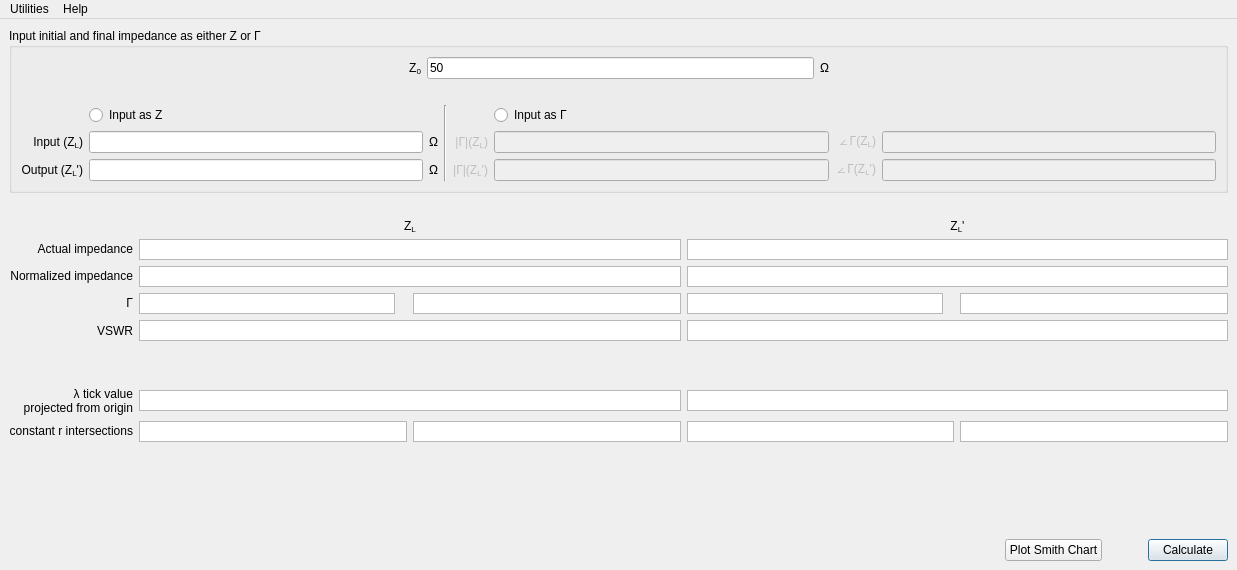
Old version of the form ui/smith_chart.ui in the repository urbanij/syRF.
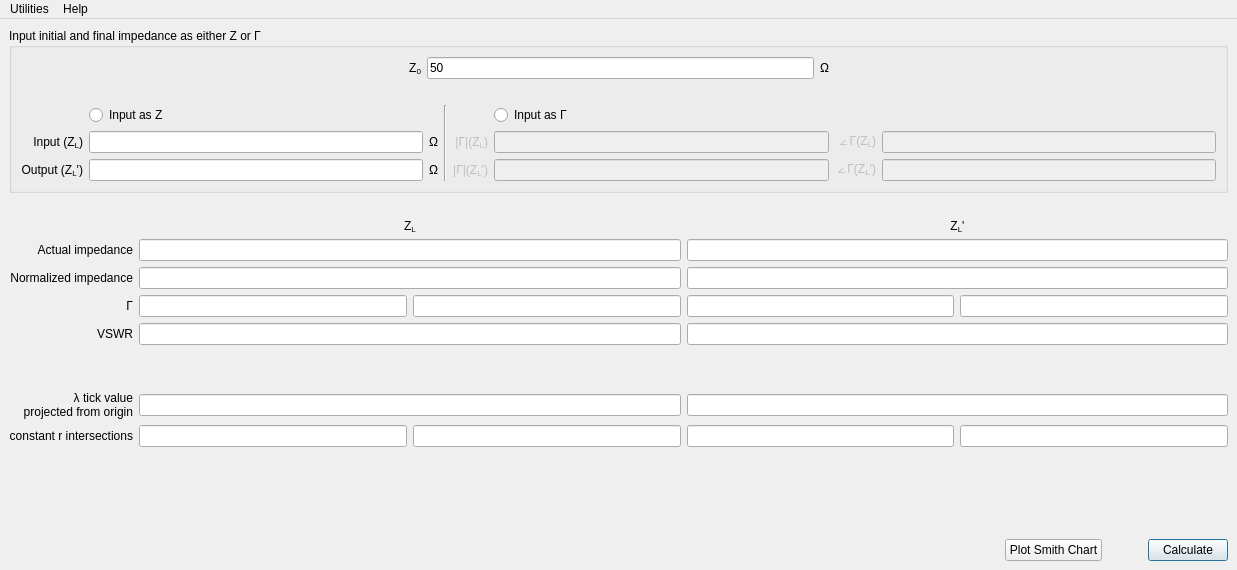
New version of the form.

```diff
--- a/ui/smith_chart.ui
+++ b/ui/smith_chart.ui
@@ -326,177 +326,6 @@
         </property>
        </widget>
       </item>
-      <item row="7" column="4">
-       <widget class="QTextBrowser" name="zout_constant_r_int2_box">
-        <property name="sizePolicy">
-         <sizepolicy hsizetype="MinimumExpanding" vsizetype="Expanding">
-          <horstretch>0</horstretch>
-          <verstretch>0</verstretch>
-         </sizepolicy>
-        </property>
-        <property name="maximumSize">
-         <size>
-          <width>16777215</width>
-          <height>21</height>
-         </size>
-        </property>
-        <property name="verticalScrollBarPolicy">
-         <enum>Qt::ScrollBarAlwaysOff</enum>
-        </property>
-       </widget>
-      </item>
-      <item row="7" column="3">
-       <widget class="QTextBrowser" name="zout_constant_r_int1_box">
-        <property name="sizePolicy">
-         <sizepolicy hsizetype="MinimumExpanding" vsizetype="Expanding">
-          <horstretch>0</horstretch>
-          <verstretch>0</verstretch>
-         </sizepolicy>
-        </property>
-        <property name="maximumSize">
-         <size>
-          <width>16777215</width>
-          <height>21</height>
-         </size>
-        </property>
-        <property name="verticalScrollBarPolicy">
-         <enum>Qt::ScrollBarAlwaysOff</enum>
-        </property>
-       </widget>
-      </item>
-      <item row="7" column="2">
-       <widget class="QTextBrowser" name="zin_constant_r_int2_box">
-        <property name="sizePolicy">
-         <sizepolicy hsizetype="MinimumExpanding" vsizetype="Expanding">
-          <horstretch>0</horstretch>
-          <verstretch>0</verstretch>
-         </sizepolicy>
-        </property>
-        <property name="maximumSize">
-         <size>
-          <width>16777215</width>
-          <height>21</height>
-         </size>
-        </property>
-        <property name="verticalScrollBarPolicy">
-         <enum>Qt::ScrollBarAlwaysOff</enum>
-        </property>
-       </widget>
-      </item>
-      <item row="2" column="1" colspan="2">
-       <widget class="QTextBrowser" name="z_in_box">
-        <property name="sizePolicy">
-         <sizepolicy hsizetype="MinimumExpanding" vsizetype="Expanding">
-          <horstretch>0</horstretch>
-          <verstretch>0</verstretch>
-         </sizepolicy>
-        </property>
-        <property name="maximumSize">
-         <size>
-          <width>16777215</width>
-          <height>21</height>
-         </size>
-        </property>
-        <property name="verticalScrollBarPolicy">
-         <enum>Qt::ScrollBarAlwaysOff</enum>
-        </property>
-       </widget>
-      </item>
-      <item row="3" column="1">
-       <widget class="QTextBrowser" name="gamma_zin_actual_box">
-        <property name="sizePolicy">
-         <sizepolicy hsizetype="Fixed" vsizetype="Expanding">
-          <horstretch>0</horstretch>
-          <verstretch>0</verstretch>
-         </sizepolicy>
-        </property>
-        <property name="maximumSize">
-         <size>
-          <width>16777215</width>
-          <height>21</height>
-         </size>
-        </property>
-        <property name="verticalScrollBarPolicy">
-         <enum>Qt::ScrollBarAlwaysOff</enum>
-        </property>
-       </widget>
-      </item>
-      <item row="2" column="3" colspan="2">
-       <widget class="QTextBrowser" name="z_out_box">
-        <property name="sizePolicy">
-         <sizepolicy hsizetype="MinimumExpanding" vsizetype="Expanding">
-          <horstretch>0</horstretch>
-          <verstretch>0</verstretch>
-         </sizepolicy>
-        </property>
-        <property name="maximumSize">
-         <size>
-          <width>16777215</width>
-          <height>21</height>
-         </size>
-        </property>
-        <property name="verticalScrollBarPolicy">
-         <enum>Qt::ScrollBarAlwaysOff</enum>
-        </property>
-       </widget>
-      </item>
-      <item row="6" column="1" colspan="2">
-       <widget class="QTextBrowser" name="lambda_tick_zin_box">
-        <property name="sizePolicy">
-         <sizepolicy hsizetype="MinimumExpanding" vsizetype="Expanding">
-          <horstretch>0</horstretch>
-          <verstretch>0</verstretch>
-         </sizepolicy>
-        </property>
-        <property name="maximumSize">
-         <size>
-          <width>16777215</width>
-          <height>21</height>
-         </size>
-        </property>
-        <property name="verticalScrollBarPolicy">
-         <enum>Qt::ScrollBarAlwaysOff</enum>
-        </property>
-       </widget>
-      </item>
-      <item row="1" column="1" colspan="2">
-       <widget class="QTextBrowser" name="z_in_box_2">
-        <property name="sizePolicy">
-         <sizepolicy hsizetype="MinimumExpanding" vsizetype="Expanding">
-          <horstretch>0</horstretch>
-          <verstretch>0</verstretch>
-         </sizepolicy>
-        </property>
-        <property name="maximumSize">
-         <size>
-          <width>16777215</width>
-          <height>21</height>
-         </size>
-        </property>
-        <property name="verticalScrollBarPolicy">
-         <enum>Qt::ScrollBarAlwaysOff</enum>
-        </property>
-       </widget>
-      </item>
-      <item row="1" column="3" colspan="2">
-       <widget class="QTextBrowser" name="z_in_box_5">
-        <property name="sizePolicy">
-         <sizepolicy hsizetype="MinimumExpanding" vsizetype="Expanding">
-          <horstretch>0</horstretch>
-          <verstretch>0</verstretch>
-         </sizepolicy>
-        </property>
-        <property name="maximumSize">
-         <size>
-          <width>16777215</width>
-          <height>21</height>
-         </size>
-        </property>
-        <property name="verticalScrollBarPolicy">
-         <enum>Qt::ScrollBarAlwaysOff</enum>
-        </property>
-       </widget>
-      </item>
       <item row="6" column="0">
        <widget class="QLabel" name="label_97">
         <property name="sizePolicy">
@@ -567,25 +396,6 @@
         </property>
        </widget>
       </item>
-      <item row="3" column="3">
-       <widget class="QTextBrowser" name="gamma_zout_actual_box">
-        <property name="sizePolicy">
-         <sizepolicy hsizetype="Fixed" vsizetype="Expanding">
-          <horstretch>0</horstretch>
-          <verstretch>0</verstretch>
-         </sizepolicy>
-        </property>
-        <property name="maximumSize">
-         <size>
-          <width>16777215</width>
-          <height>21</height>
-         </size>
-        </property>
-        <property name="verticalScrollBarPolicy">
-         <enum>Qt::ScrollBarAlwaysOff</enum>
-        </property>
-       </widget>
-      </item>
       <item row="2" column="0">
        <widget class="QLabel" name="label_93">
         <property name="sizePolicy">
@@ -602,44 +412,6 @@
         </property>
        </widget>
       </item>
-      <item row="3" column="2">
-       <widget class="QTextBrowser" name="gamma_zin_box">
-        <property name="sizePolicy">
-         <sizepolicy hsizetype="MinimumExpanding" vsizetype="Expanding">
-          <horstretch>0</horstretch>
-          <verstretch>0</verstretch>
-         </sizepolicy>
-        </property>
-        <property name="maximumSize">
-         <size>
-          <width>16777215</width>
-          <height>21</height>
-         </size>
-        </property>
-        <property name="verticalScrollBarPolicy">
-         <enum>Qt::ScrollBarAlwaysOff</enum>
-        </property>
-       </widget>
-      </item>
-      <item row="3" column="4">
-       <widget class="QTextBrowser" name="gamma_zout_box">
-        <property name="sizePolicy">
-         <sizepolicy hsizetype="MinimumExpanding" vsizetype="Expanding">
-          <horstretch>0</horstretch>
-          <verstretch>0</verstretch>
-         </sizepolicy>
-        </property>
-        <property name="maximumSize">
-         <size>
-          <width>16777215</width>
-          <height>21</height>
-         </size>
-        </property>
-        <property name="verticalScrollBarPolicy">
-         <enum>Qt::ScrollBarAlwaysOff</enum>
-        </property>
-       </widget>
-      </item>
       <item row="4" column="0">
        <widget class="QLabel" name="label">
         <property name="text">
@@ -650,63 +422,6 @@
         </property>
        </widget>
       </item>
-      <item row="4" column="3" colspan="2">
-       <widget class="QTextBrowser" name="vswr_zout_box">
-        <property name="sizePolicy">
-         <sizepolicy hsizetype="MinimumExpanding" vsizetype="Expanding">
-          <horstretch>0</horstretch>
-          <verstretch>0</verstretch>
-         </sizepolicy>
-        </property>
-        <property name="maximumSize">
-         <size>
-          <width>16777215</width>
-          <height>21</height>
-         </size>
-        </property>
-        <property name="verticalScrollBarPolicy">
-         <enum>Qt::ScrollBarAlwaysOff</enum>
-        </property>
-       </widget>
-      </item>
-      <item row="7" column="1">
-       <widget class="QTextBrowser" name="zin_constant_r_int1_box">
-        <property name="sizePolicy">
-         <sizepolicy hsizetype="MinimumExpanding" vsizetype="Expanding">
-          <horstretch>0</horstretch>
-          <verstretch>0</verstretch>
-         </sizepolicy>
-        </property>
-        <property name="maximumSize">
-         <size>
-          <width>16777215</width>
-          <height>21</height>
-         </size>
-        </property>
-        <property name="verticalScrollBarPolicy">
-         <enum>Qt::ScrollBarAlwaysOff</enum>
-        </property>
-       </widget>
-      </item>
-      <item row="4" column="1" colspan="2">
-       <widget class="QTextBrowser" name="vswr_zin_box">
-        <property name="sizePolicy">
-         <sizepolicy hsizetype="MinimumExpanding" vsizetype="Expanding">
-          <horstretch>0</horstretch>
-          <verstretch>0</verstretch>
-         </sizepolicy>
-        </property>
-        <property name="maximumSize">
-         <size>
-          <width>16777215</width>
-          <height>21</height>
-         </size>
-        </property>
-        <property name="verticalScrollBarPolicy">
-         <enum>Qt::ScrollBarAlwaysOff</enum>
-        </property>
-       </widget>
-      </item>
       <item row="0" column="3" colspan="2">
        <widget class="QLabel" name="label_100">
         <property name="sizePolicy">
@@ -729,25 +444,6 @@
         </property>
        </widget>
       </item>
-      <item row="6" column="3" colspan="2">
-       <widget class="QTextBrowser" name="lambda_tick_zout_box">
-        <property name="sizePolicy">
-         <sizepolicy hsizetype="MinimumExpanding" vsizetype="Expanding">
-          <horstretch>0</horstretch>
-          <verstretch>0</verstretch>
-         </sizepolicy>
-        </property>
-        <property name="maximumSize">
-         <size>
-          <width>16777215</width>
-          <height>21</height>
-         </size>
-        </property>
-        <property name="verticalScrollBarPolicy">
-         <enum>Qt::ScrollBarAlwaysOff</enum>
-        </property>
-       </widget>
-      </item>
       <item row="5" column="1">
        <spacer name="verticalSpacer">
         <property name="orientation">
@@ -761,6 +457,118 @@
         </property>
        </spacer>
       </item>
+      <item row="1" column="1" colspan="2">
+       <widget class="QLineEdit" name="z_in_box_2">
+        <property name="readOnly">
+         <bool>true</bool>
+        </property>
+       </widget>
+      </item>
+      <item row="2" column="1" colspan="2">
+       <widget class="QLineEdit" name="z_in_box">
+        <property name="readOnly">
+         <bool>true</bool>
+        </property>
+       </widget>
+      </item>
+      <item row="3" column="1">
+       <widget class="QLineEdit" name="gamma_zin_actual_box">
+        <property name="readOnly">
+         <bool>true</bool>
+        </property>
+       </widget>
+      </item>
+      <item row="3" column="2">
+       <widget class="QLineEdit" name="gamma_zin_box">
+        <property name="readOnly">
+         <bool>true</bool>
+        </property>
+       </widget>
+      </item>
+      <item row="4" column="1" colspan="2">
+       <widget class="QLineEdit" name="vswr_zin_box">
+        <property name="readOnly">
+         <bool>true</bool>
+        </property>
+       </widget>
+      </item>
+      <item row="6" column="1" colspan="2">
+       <widget class="QLineEdit" name="lambda_tick_zin_box">
+        <property name="readOnly">
+         <bool>true</bool>
+        </property>
+       </widget>
+      </item>
+      <item row="7" column="1">
+       <widget class="QLineEdit" name="zin_constant_r_int1_box">
+        <property name="readOnly">
+         <bool>true</bool>
+        </property>
+       </widget>
+      </item>
+      <item row="7" column="2">
+       <widget class="QLineEdit" name="zin_constant_r_int2_box">
+        <property name="readOnly">
+         <bool>true</bool>
+        </property>
+       </widget>
+      </item>
+      <item row="1" column="3" colspan="2">
+       <widget class="QLineEdit" name="z_in_box_5">
+        <property name="readOnly">
+         <bool>true</bool>
+        </property>
+       </widget>
+      </item>
+      <item row="2" column="3" colspan="2">
+       <widget class="QLineEdit" name="z_out_box">
+        <property name="readOnly">
+         <bool>true</bool>
+        </property>
+       </widget>
+      </item>
+      <item row="3" column="3">
+       <widget class="QLineEdit" name="gamma_zout_actual_box">
+        <property name="readOnly">
+         <bool>true</bool>
+        </property>
+       </widget>
+      </item>
+      <item row="3" column="4">
+       <widget class="QLineEdit" name="gamma_zout_box">
+        <property name="readOnly">
+         <bool>true</bool>
+        </property>
+       </widget>
+      </item>
+      <item row="4" column="3" colspan="2">
+       <widget class="QLineEdit" name="vswr_zout_box">
+        <property name="readOnly">
+         <bool>true</bool>
+        </property>
+       </widget>
+      </item>
+      <item row="6" column="3" colspan="2">
+       <widget class="QLineEdit" name="lambda_tick_zout_box">
+        <property name="readOnly">
+         <bool>true</bool>
+        </property>
+       </widget>
+      </item>
+      <item row="7" column="3">
+       <widget class="QLineEdit" name="zout_constant_r_int1_box">
+        <property name="readOnly">
+         <bool>true</bool>
+        </property>
+       </widget>
+      </item>
+      <item row="7" column="4">
+       <widget class="QLineEdit" name="zout_constant_r_int2_box">
+        <property name="readOnly">
+         <bool>true</bool>
+        </property>
+       </widget>
+      </item>
      </layout>
     </item>
     <item>
```
Left out of the diff: 8 changed lines with no effect on the pictures.
